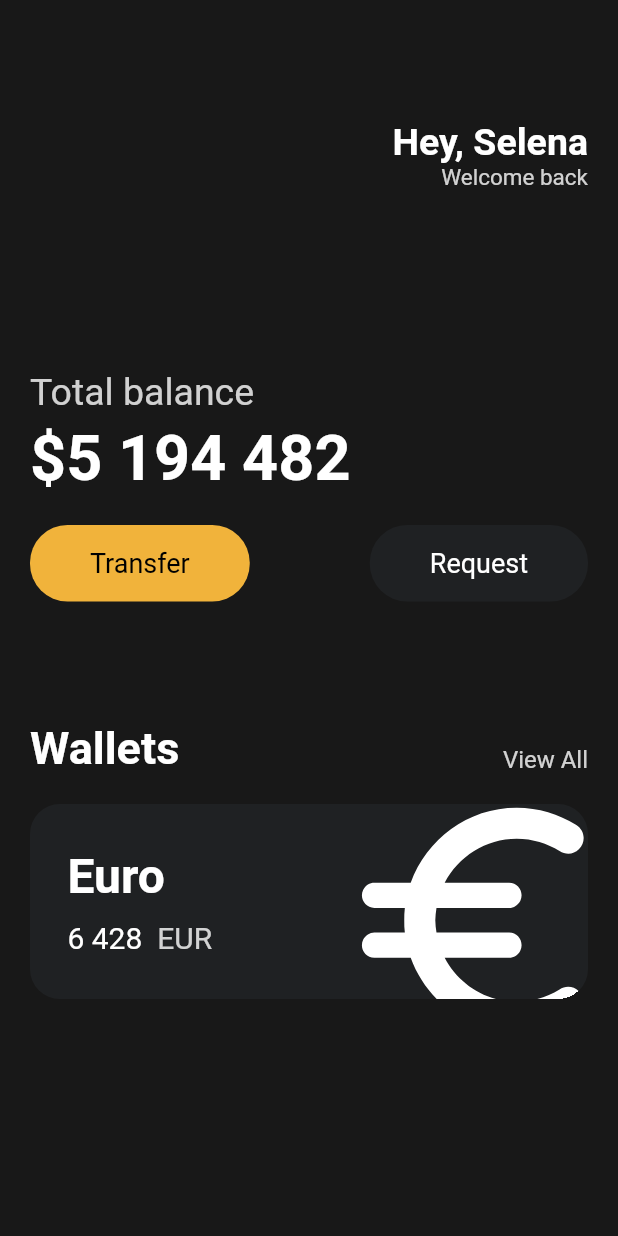
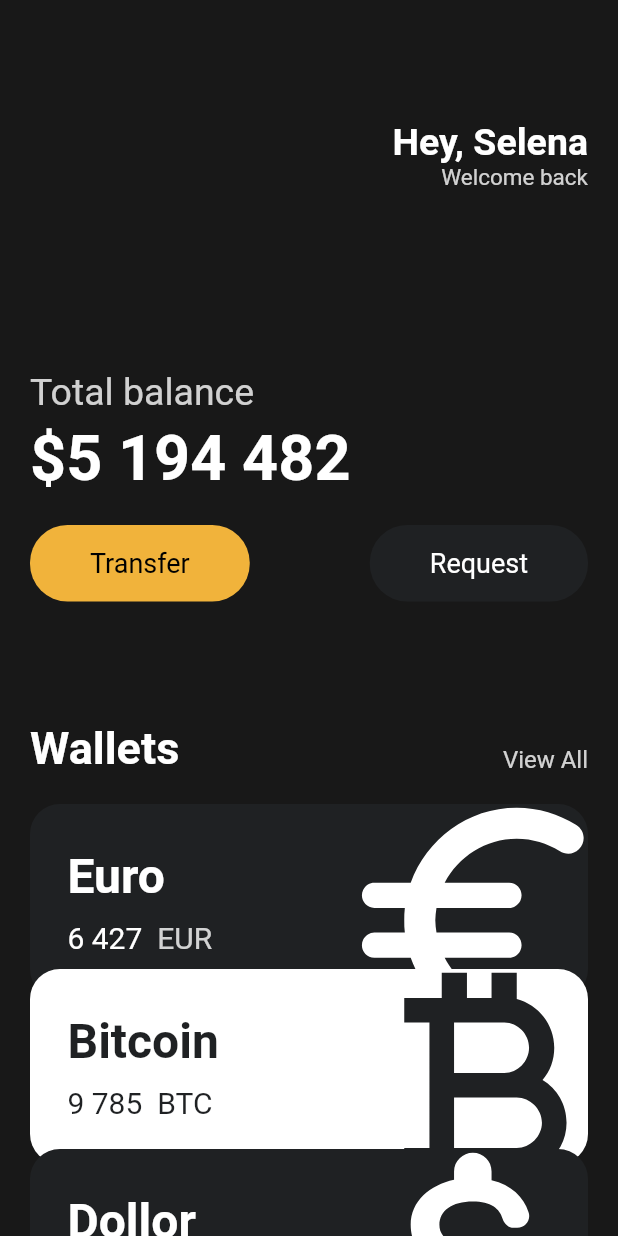
Before and after one commit to chyoni/webtoonapp-flutter, a Flutter app: the screen it shows after launch, on a phone screen of 412 x 824 dp. Run offline on Flutter 3.47's test engine with Material 2 defaults, Android fonts, the phone set to English and light mode, and no system bars.

Commit message:
UI Work DONE

```diff
--- a/lib/main.dart
+++ b/lib/main.dart
@@ -1,5 +1,6 @@
 import 'package:flutter/material.dart';
 import 'package:webtoonapp/widgets/Button.dart';
+import 'package:webtoonapp/widgets/currency_card.dart';
 
 void main() {
   runApp(App());
@@ -11,7 +12,8 @@ class App extends StatelessWidget {
     return MaterialApp(
       home: Scaffold(
           backgroundColor: const Color(0xFF181818),
-          body: Padding(
+          body: SingleChildScrollView(
+            child: Padding(
               padding: const EdgeInsets.symmetric(horizontal: 20),
               child: Column(
                 crossAxisAlignment: CrossAxisAlignment.start,
@@ -110,70 +112,32 @@ class App extends StatelessWidget {
                   const SizedBox(
                     height: 20,
                   ),
-                Container(
-                  clipBehavior: Clip.hardEdge,
-                  decoration: BoxDecoration(
-                    color: const Color(0xFF1F2123),
-                    borderRadius: BorderRadius.circular(20),
+                  const CurrencyCard(
+                    name: "Euro",
+                    code: "EUR",
+                    amount: "6 427",
+                    icon: Icons.euro_rounded,
+                    isInverted: false,
+                    order: 0,
                   ),
-                  child: Padding(
-                    padding: const EdgeInsets.all(25),
-                    child: Row(
-                      mainAxisAlignment: MainAxisAlignment.spaceBetween,
-                      children: [
-                        Column(
-                          crossAxisAlignment: CrossAxisAlignment.start,
-                          children: [
-                            const Text(
-                              "Euro",
-                              style: TextStyle(
-                                color: Colors.white,
-                                fontSize: 32,
-                                fontWeight: FontWeight.w600,
+                  const CurrencyCard(
+                    name: "Bitcoin",
+                    code: "BTC",
+                    amount: "9 785",
+                    icon: Icons.currency_bitcoin,
+                    isInverted: true,
+                    order: 1,
                   ),
-                            ),
-                            const SizedBox(
-                              height: 10,
-                            ),
-                            Row(
-                              children: [
-                                const Text(
-                                  "6 428",
-                                  style: TextStyle(
-                                    color: Colors.white,
-                                    fontSize: 20,
-                                  ),
-                                ),
-                                const SizedBox(
-                                  width: 10,
-                                ),
-                                Text(
-                                  "EUR",
-                                  style: TextStyle(
-                                    color: Colors.white.withOpacity(0.8),
-                                    fontSize: 20,
-                                  ),
+                  const CurrencyCard(
+                    name: "Dollor",
+                    code: "USD",
+                    amount: "139 785",
+                    icon: Icons.attach_money_rounded,
+                    isInverted: false,
+                    order: 2,
                   ),
                 ],
               ),
-                          ],
-                        ),
-                        Transform.scale(
-                          scale: 2.5,
-                          child: Transform.translate(
-                            offset: const Offset(-3, 5),
-                            child: const Icon(
-                              Icons.euro_rounded,
-                              color: Colors.white,
-                              size: 80,
-                            ),
-                          ),
-                        ),
-                      ],
-                    ),
-                  ),
-                ),
-              ],
             ),
           )),
     );
--- /dev/null
+++ b/lib/widgets/currency_card.dart
@@ -0,0 +1,101 @@
+import 'package:flutter/material.dart';
+
+class CurrencyCard extends StatelessWidget {
+  final String name, code, amount;
+  final IconData icon;
+  final bool isInverted;
+  final int order;
+
+  const CurrencyCard({
+    super.key,
+    required this.name,
+    required this.code,
+    required this.amount,
+    required this.icon,
+    required this.isInverted,
+    required this.order,
+  });
+
+  @override
+  Widget build(BuildContext context) {
+    return Transform.translate(
+      offset: Offset(
+          0,
+          order == 0
+              ? 0
+              : order == 1
+                  ? -20
+                  : order == 2
+                      ? -30
+                      : -40),
+      child: Container(
+        clipBehavior: Clip.hardEdge,
+        decoration: BoxDecoration(
+          color: isInverted ? Colors.white : const Color(0xFF1F2123),
+          borderRadius: BorderRadius.circular(20),
+        ),
+        child: Padding(
+          padding: const EdgeInsets.all(25),
+          child: Row(
+            mainAxisAlignment: MainAxisAlignment.spaceBetween,
+            children: [
+              Column(
+                crossAxisAlignment: CrossAxisAlignment.start,
+                children: [
+                  Text(
+                    name,
+                    style: TextStyle(
+                      color:
+                          !isInverted ? Colors.white : const Color(0xFF1F2123),
+                      fontSize: 32,
+                      fontWeight: FontWeight.w600,
+                    ),
+                  ),
+                  const SizedBox(
+                    height: 10,
+                  ),
+                  Row(
+                    children: [
+                      Text(
+                        amount,
+                        style: TextStyle(
+                          color: !isInverted
+                              ? Colors.white
+                              : const Color(0xFF1F2123),
+                          fontSize: 20,
+                        ),
+                      ),
+                      const SizedBox(
+                        width: 10,
+                      ),
+                      Text(
+                        code,
+                        style: TextStyle(
+                          color: !isInverted
+                              ? Colors.white.withOpacity(0.8)
+                              : const Color(0xFF1F2123),
+                          fontSize: 20,
+                        ),
+                      ),
+                    ],
+                  ),
+                ],
+              ),
+              Transform.scale(
+                scale: 2.5,
+                child: Transform.translate(
+                  offset: const Offset(-3, 5),
+                  child: Icon(
+                    icon,
+                    color: !isInverted ? Colors.white : const Color(0xFF1F2123),
+                    size: 80,
+                  ),
+                ),
+              ),
+            ],
+          ),
+        ),
+      ),
+    );
+  }
+}
```
Lines whose indentation alone changed are shown as unchanged.
